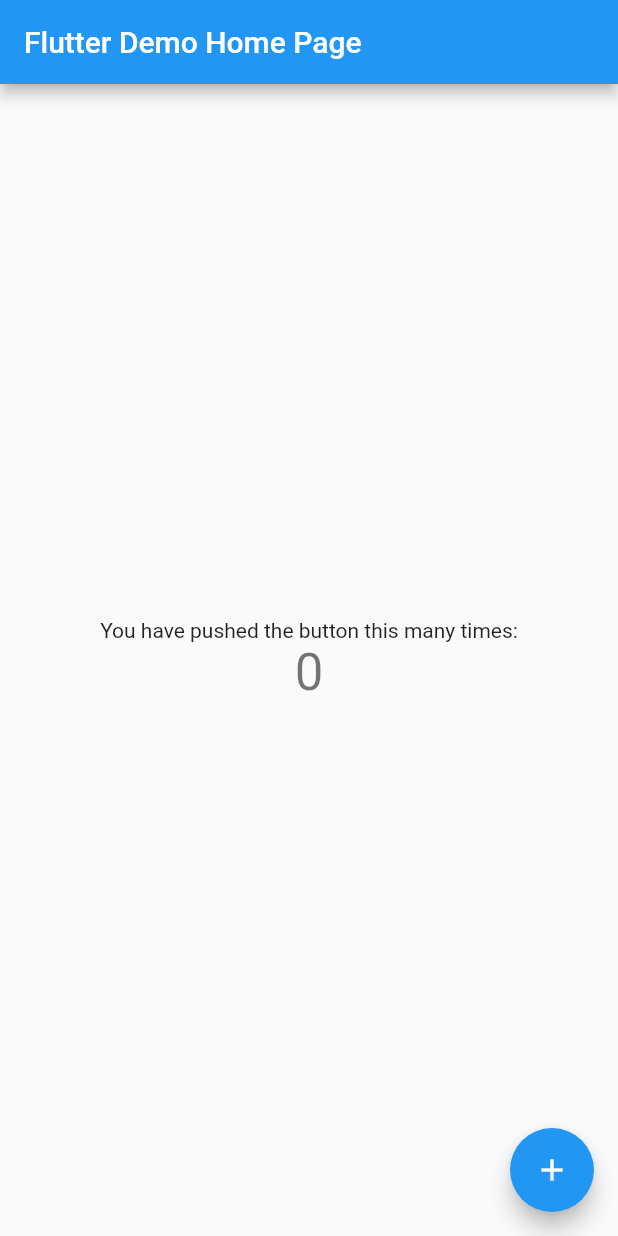
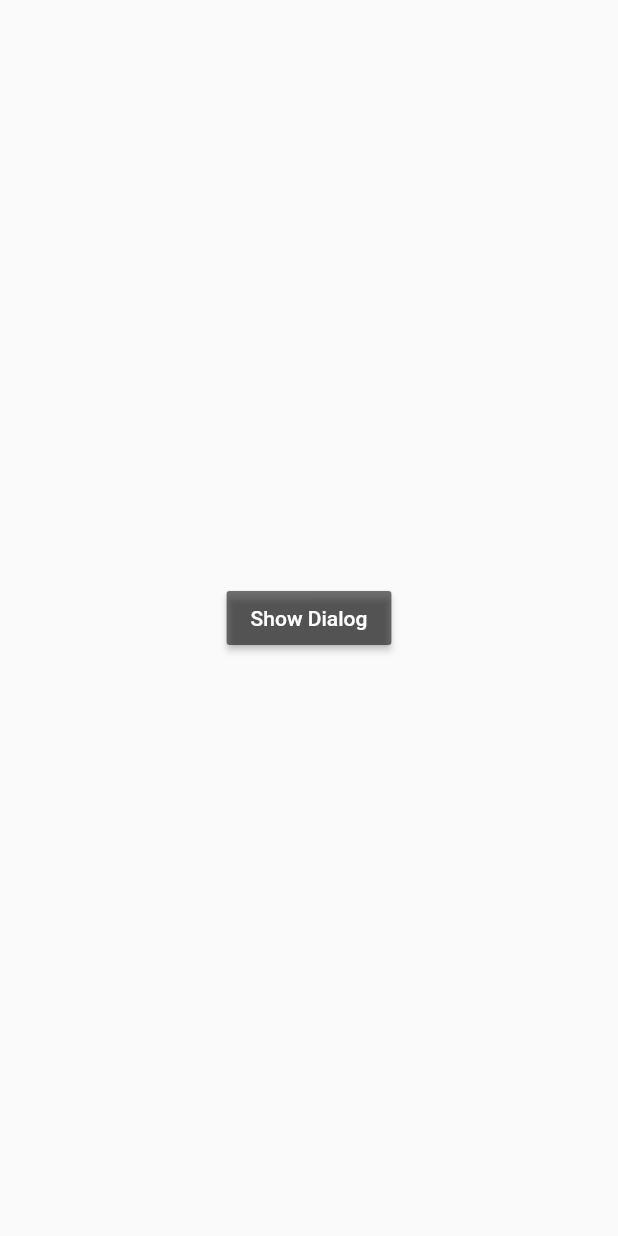
Before and after one commit to Muhanned-Anwar/state_render, a Flutter app: the screen it shows after launch, on a phone screen of 412 x 824 dp. Run offline on Flutter 3.47's test engine with Material 2 defaults, Android fonts, the phone set to English and light mode, and no system bars; our stand-ins replace lottie.

Commit message:
Add example in main

```diff
--- a/lib/main.dart
+++ b/lib/main.dart
@@ -1,115 +1,80 @@
 import 'package:flutter/material.dart';
+import 'package:state_render/flutter_state_render_dialog/lib/flutter_state_render_dialog.dart';
 
 void main() {
   runApp(const MyApp());
 }
 
 class MyApp extends StatelessWidget {
-  const MyApp({super.key});
+  const MyApp({Key? key}) : super(key: key);
 
-  // This widget is the root of your application.
   @override
   Widget build(BuildContext context) {
     return MaterialApp(
-      title: 'Flutter Demo',
+      title: 'Dialog Render State',
       theme: ThemeData(
-        // This is the theme of your application.
-        //
-        // Try running your application with "flutter run". You'll see the
-        // application has a blue toolbar. Then, without quitting the app, try
-        // changing the primarySwatch below to Colors.green and then invoke
-        // "hot reload" (press "r" in the console where you ran "flutter run",
-        // or simply save your changes to "hot reload" in a Flutter IDE).
-        // Notice that the counter didn't reset back to zero; the application
-        // is not restarted.
         primarySwatch: Colors.blue,
       ),
-      home: const MyHomePage(title: 'Flutter Demo Home Page'),
+      home: const MyHomePage(),
     );
   }
 }
 
-class MyHomePage extends StatefulWidget {
-  const MyHomePage({super.key, required this.title});
+class MyHomePage extends StatelessWidget {
+  const MyHomePage({Key? key}) : super(key: key);
 
-  // This widget is the home page of your application. It is stateful, meaning
-  // that it has a State object (defined below) that contains fields that affect
-  // how it looks.
+  void _showDialog(BuildContext context) {
+    dialogRender(
+      context: context,
+      stateRenderType: StateRenderType.popUpLoadingState,
+      message: 'Loading...',
+      title: '',
+    );
 
-  // This class is the configuration for the state. It holds the values (in this
-  // case the title) provided by the parent (in this case the App widget) and
-  // used by the build method of the State. Fields in a Widget subclass are
-  // always marked "final".
-
-  final String title;
-
-  @override
-  State<MyHomePage> createState() => _MyHomePageState();
-}
-
-class _MyHomePageState extends State<MyHomePage> {
-  int _counter = 0;
-
-  void _incrementCounter() {
-    setState(() {
-      // This call to setState tells the Flutter framework that something has
-      // changed in this State, which causes it to rerun the build method below
-      // so that the display can reflect the updated values. If we changed
-      // _counter without calling setState(), then the build method would not be
-      // called again, and so nothing would appear to happen.
-      _counter++;
+    Future.delayed(const Duration(seconds: 4), () {
+      Navigator.of(context).pop();
+      dialogRender(
+          context: context,
+          stateRenderType: StateRenderType.popUpSuccessState,
+          message: 'Thanks',
+          title: '',
+          retryAction: () {
+            Navigator.of(context).pop();
+            dialogRender(
+              context: context,
+              stateRenderType: StateRenderType.popUpErrorState,
+              message: 'Error',
+              title: '',
+              child: MaterialButton(
+                color: Colors.grey,
+                shape: RoundedRectangleBorder(
+                  borderRadius: BorderRadius.circular(12)
+                ),
+                onPressed: () {
+                  Navigator.of(context).pop();
+                },
+                child: const Text('Ok'),
+              ),
+            );
+          });
     });
   }
 
   @override
   Widget build(BuildContext context) {
-    // This method is rerun every time setState is called, for instance as done
-    // by the _incrementCounter method above.
-    //
-    // The Flutter framework has been optimized to make rerunning build methods
-    // fast, so that you can just rebuild anything that needs updating rather
-    // than having to individually change instances of widgets.
     return Scaffold(
-      appBar: AppBar(
-        // Here we take the value from the MyHomePage object that was created by
-        // the App.build method, and use it to set our appbar title.
-        title: Text(widget.title),
-      ),
       body: Center(
-        // Center is a layout widget. It takes a single child and positions it
-        // in the middle of the parent.
-        child: Column(
-          // Column is also a layout widget. It takes a list of children and
-          // arranges them vertically. By default, it sizes itself to fit its
-          // children horizontally, and tries to be as tall as its parent.
-          //
-          // Invoke "debug painting" (press "p" in the console, choose the
-          // "Toggle Debug Paint" action from the Flutter Inspector in Android
-          // Studio, or the "Toggle Debug Paint" command in Visual Studio Code)
-          // to see the wireframe for each widget.
-          //
-          // Column has various properties to control how it sizes itself and
-          // how it positions its children. Here we use mainAxisAlignment to
-          // center the children vertically; the main axis here is the vertical
-          // axis because Columns are vertical (the cross axis would be
-          // horizontal).
-          mainAxisAlignment: MainAxisAlignment.center,
-          children: <Widget>[
-            const Text(
-              'You have pushed the button this many times:',
+        child: MaterialButton(
+          color: Colors.black54,
+          onPressed: () => _showDialog(context),
+          child: const Text(
+            'Show Dialog',
+            style: TextStyle(
+              color: Colors.white,
             ),
-            Text(
-              '$_counter',
-              style: Theme.of(context).textTheme.headlineMedium,
-            ),
-          ],
+          ),
         ),
       ),
-      floatingActionButton: FloatingActionButton(
-        onPressed: _incrementCounter,
-        tooltip: 'Increment',
-        child: const Icon(Icons.add),
-      ), // This trailing comma makes auto-formatting nicer for build methods.
     );
   }
 }
```
